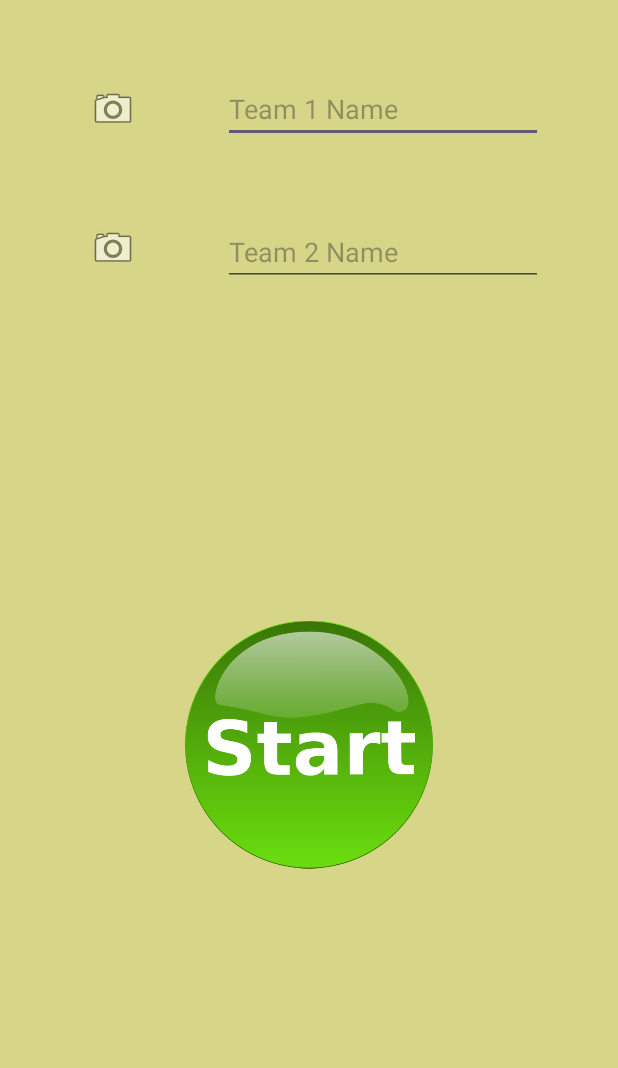
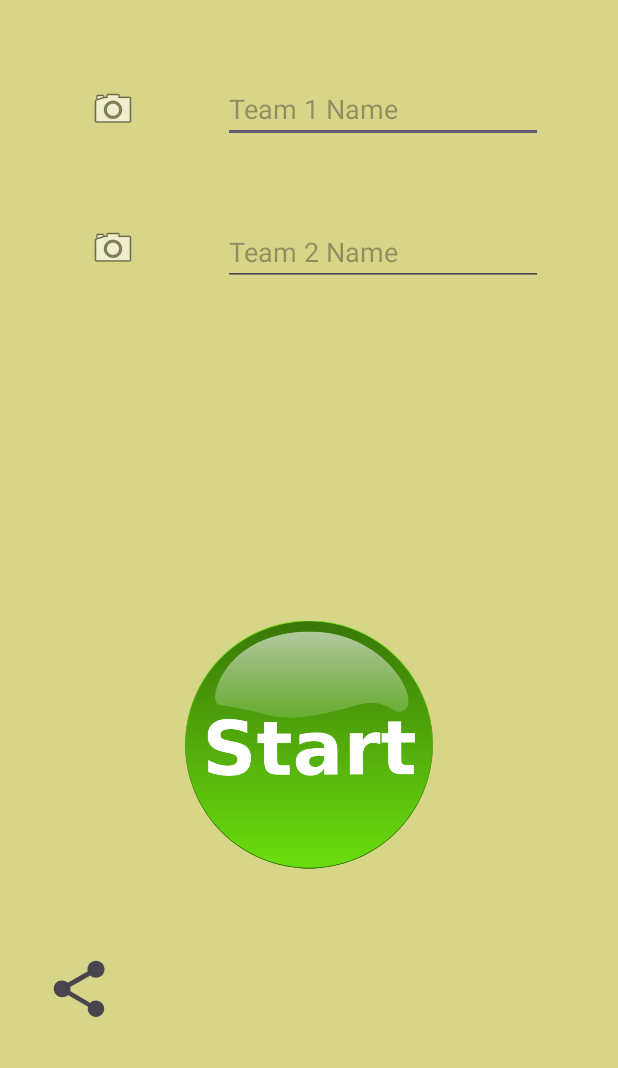
Before and after one commit to anestistsio/QuizApp, an Android app: the screen it shows after launch (MainActivity), on a phone screen of 412 x 824 dp, the part 168-1236 px from its top. Run offline under Robolectric (Android 15) with nearby library versions, the phone set to English and light mode, and no system bars.

Commit message:
share button in MainActivity.java and in GameOver.java

```diff
--- a/app/src/main/res/layout/activity_main.xml
+++ b/app/src/main/res/layout/activity_main.xml
@@ -111,5 +111,17 @@
         android:layout_marginEnd="3dp"
         android:background="#00FFFFFF"
         app:srcCompat="@android:drawable/ic_menu_manage" />
+    <ImageView
+        android:id="@+id/share_bt"
+        android:layout_width="45dp"
+        android:layout_height="45dp"
+        android:layout_alignParentStart="true"
+        android:layout_alignParentBottom="true"
+        android:layout_marginStart="30dp"
+        android:layout_marginBottom="30dp"
+        android:background="#00FFFFFF"
+        android:scaleType="fitCenter"
+        android:onClick="shareMain"
+        app:srcCompat="?attr/actionModeShareDrawable" />
 
 </RelativeLayout>
```
Also changed, not shown: app/src/main/java/com/uop/quizapp/GameOver.java (+11 -0 lines), app/src/main/java/com/uop/quizapp/MainActivity.java (+11 -0 lines), app/src/main/res/layout/activity_game_over.xml (+12 -0 lines).
